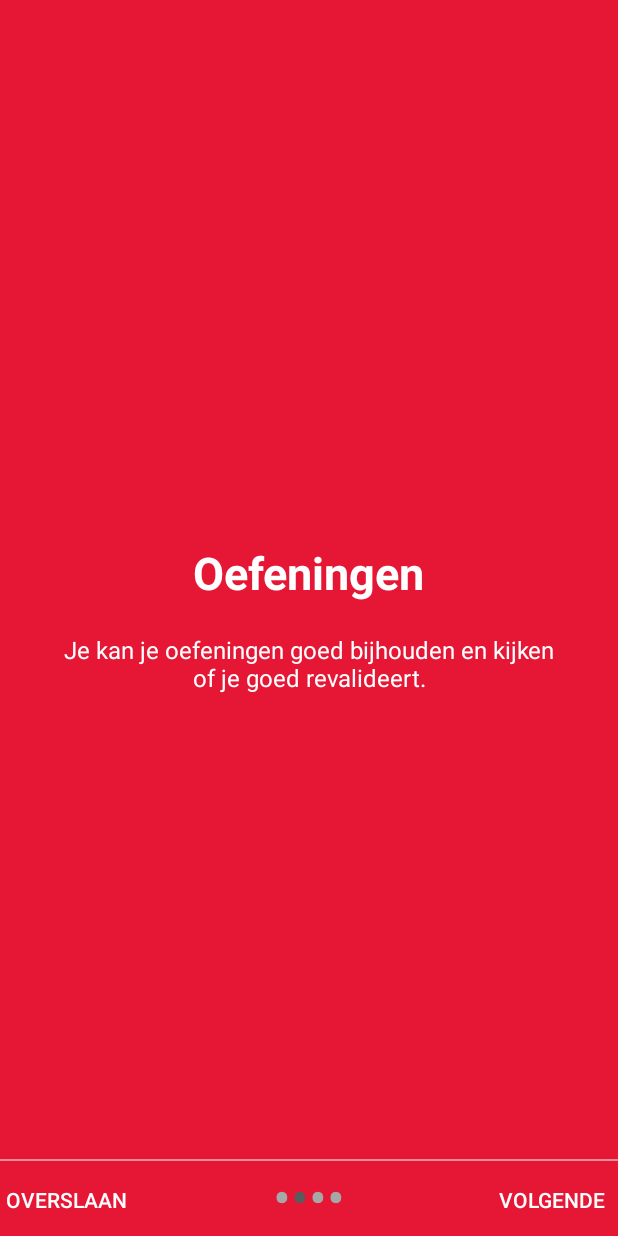
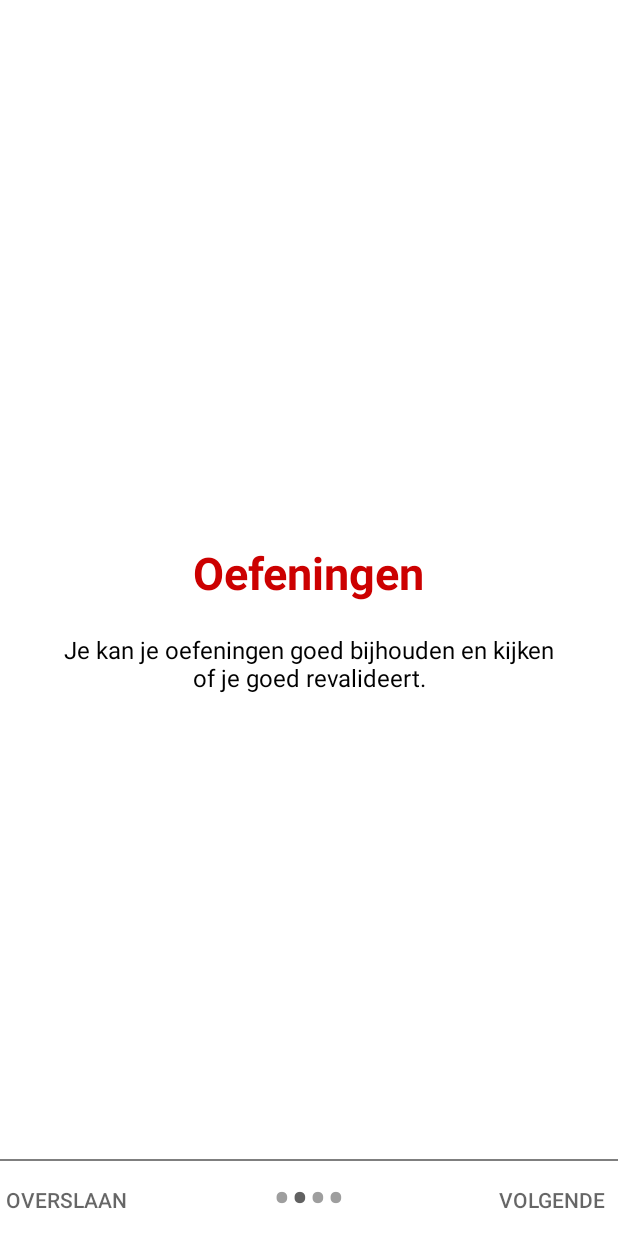
Before and after one commit to s1086439/IPMEDT4_H, an Android app: the screen it shows after launch (WelcomeActivity), after a tap on "VOLGENDE", on a phone screen of 412 x 824 dp. Run offline under Robolectric (Android 15) with nearby library versions, the phone set to English and light mode, and no system bars.

Commit message:
Slides bijgewerkt en de kleuren goed gemaakt

```diff
--- a/app/src/main/AndroidManifest.xml
+++ b/app/src/main/AndroidManifest.xml
@@ -22,6 +22,5 @@
             android:label="Oefeningen"
             android:theme="@style/IPMEDT4.NoActionBar"></activity>
     </application>
-    <uses-permission android:name="android.permission.VIBRATE"/>
 
 </manifest>
--- a/app/src/main/java/com/example/ipmedt41617/ipmedt4_h/WelcomeActivity.java
+++ b/app/src/main/java/com/example/ipmedt41617/ipmedt4_h/WelcomeActivity.java
@@ -5,7 +5,6 @@ import android.content.Intent;
 import android.graphics.Color;
 import android.os.Build;
 import android.os.Bundle;
-import android.os.Vibrator;
 import android.support.v4.view.PagerAdapter;
 import android.support.v4.view.ViewPager;
 import android.support.v7.app.AppCompatActivity;
@@ -40,10 +39,6 @@ public class WelcomeActivity extends AppCompatActivity {
             finish();
         }
 
-        // Making notification bar transparent
-        if (Build.VERSION.SDK_INT >= 21) {
-            getWindow().getDecorView().setSystemUiVisibility(View.SYSTEM_UI_FLAG_LAYOUT_STABLE | View.SYSTEM_UI_FLAG_LAYOUT_FULLSCREEN);
-        }
 
         setContentView(R.layout.activity_welcome);
 
@@ -64,8 +59,6 @@ public class WelcomeActivity extends AppCompatActivity {
         // adding bottom dots
         addBottomDots(0);
 
-        // making notification bar transparent
-        changeStatusBarColor();
 
         myViewPagerAdapter = new MyViewPagerAdapter();
         viewPager.setAdapter(myViewPagerAdapter);
@@ -129,9 +122,7 @@ public class WelcomeActivity extends AppCompatActivity {
         @Override
         public void onPageSelected(int position) {
             addBottomDots(position);
-            Vibrator v = (Vibrator) getSystemService(Context.VIBRATOR_SERVICE);
 
-            v.vibrate(400);
             // changing the next button text 'NEXT' / 'GOT IT'
             if (position == layouts.length - 1) {
                 // last page. make button text to GOT IT
@@ -156,16 +147,6 @@ public class WelcomeActivity extends AppCompatActivity {
         }
     };
 
-    /**
-     * Making notification bar transparent
-     */
-    private void changeStatusBarColor() {
-        if (Build.VERSION.SDK_INT >= Build.VERSION_CODES.LOLLIPOP) {
-            Window window = getWindow();
-            window.addFlags(WindowManager.LayoutParams.FLAG_DRAWS_SYSTEM_BAR_BACKGROUNDS);
-            window.setStatusBarColor(Color.WHITE);
-        }
-    }
 
     /**
      * View pager adapter
--- a/app/src/main/res/layout/activity_welcome.xml
+++ b/app/src/main/res/layout/activity_welcome.xml
@@ -1,7 +1,5 @@
 <?xml version="1.0" encoding="utf-8"?>
 <RelativeLayout xmlns:android="http://schemas.android.com/apk/res/android"
-    xmlns:app="http://schemas.android.com/apk/res-auto"
-    xmlns:tools="http://schemas.android.com/tools"
     android:layout_width="match_parent"
     android:layout_height="match_parent">
 
@@ -25,7 +23,7 @@
         android:layout_height="1dp"
         android:alpha=".5"
         android:layout_above="@id/layoutDots"
-        android:background="@android:color/white" />
+        android:background="@android:color/black" />
 
 
     <Button
@@ -34,9 +32,10 @@
         android:layout_height="wrap_content"
         android:layout_alignParentBottom="true"
         android:layout_alignParentRight="true"
+        android:layout_alignParentEnd="true"
         android:background="@null"
         android:text="@string/next"
-        android:textColor="@android:color/white" />
+        android:textColor="?android:attr/textColorSecondary" />
 
     <Button
         android:id="@+id/btn_skip"
@@ -44,8 +43,9 @@
         android:layout_height="wrap_content"
         android:layout_alignParentBottom="true"
         android:layout_alignParentLeft="true"
+        android:layout_alignParentStart="true"
         android:background="@null"
         android:text="@string/skip"
-        android:textColor="@android:color/white" />
+        android:textColor="?android:attr/textColorSecondary" />
 
 </RelativeLayout>
--- a/app/src/main/res/layout/welcome_slide1.xml
+++ b/app/src/main/res/layout/welcome_slide1.xml
@@ -15,7 +15,7 @@
             android:layout_width="wrap_content"
             android:layout_height="wrap_content"
             android:text="@string/slide_1_title"
-            android:textColor="@android:color/white"
+            android:textColor="@android:color/holo_red_dark"
             android:textSize="@dimen/slide_title"
             android:textStyle="bold" />
 
@@ -27,7 +27,7 @@
             android:paddingRight="@dimen/desc_padding"
             android:text="@string/slide_1_desc"
             android:textAlignment="center"
-            android:textColor="@android:color/white"
+            android:textColor="@android:color/black"
             android:textSize="@dimen/slide_desc" />
 
     </LinearLayout>
--- a/app/src/main/res/layout/welcome_slide2.xml
+++ b/app/src/main/res/layout/welcome_slide2.xml
@@ -2,20 +2,21 @@
 <RelativeLayout xmlns:android="http://schemas.android.com/apk/res/android"
     android:layout_width="match_parent"
     android:layout_height="match_parent"
-    android:background="@color/bg_screen2">
+    android:background="@color/bg_screen1">
 
     <LinearLayout
         android:layout_width="wrap_content"
         android:layout_height="wrap_content"
         android:layout_centerInParent="true"
         android:gravity="center_horizontal"
-        android:orientation="vertical">
+        android:orientation="vertical"
+        android:background="@color/bg_screen2">
 
         <TextView
             android:layout_width="wrap_content"
             android:layout_height="wrap_content"
             android:text="@string/slide_2_title"
-            android:textColor="@android:color/white"
+            android:textColor="@android:color/holo_red_dark"
             android:textSize="@dimen/slide_title"
             android:textStyle="bold" />
 
@@ -27,7 +28,7 @@
             android:paddingRight="@dimen/desc_padding"
             android:text="@string/slide_2_desc"
             android:textAlignment="center"
-            android:textColor="@android:color/white"
+            android:textColor="@android:color/black"
             android:textSize="@dimen/slide_desc" />
 
     </LinearLayout>
--- a/app/src/main/res/layout/welcome_slide3.xml
+++ b/app/src/main/res/layout/welcome_slide3.xml
@@ -15,7 +15,7 @@
             android:layout_width="wrap_content"
             android:layout_height="wrap_content"
             android:text="@string/slide_3_title"
-            android:textColor="@android:color/white"
+            android:textColor="@android:color/holo_red_dark"
             android:textSize="@dimen/slide_title"
             android:textStyle="bold" />
 
@@ -27,7 +27,7 @@
             android:paddingRight="@dimen/desc_padding"
             android:text="@string/slide_3_desc"
             android:textAlignment="center"
-            android:textColor="@android:color/white"
+            android:textColor="@android:color/black"
             android:textSize="@dimen/slide_desc" />
 
     </LinearLayout>
--- a/app/src/main/res/layout/welcome_slide4.xml
+++ b/app/src/main/res/layout/welcome_slide4.xml
@@ -15,7 +15,7 @@
             android:layout_width="wrap_content"
             android:layout_height="wrap_content"
             android:text="@string/slide_4_title"
-            android:textColor="@android:color/white"
+            android:textColor="@android:color/holo_red_dark"
             android:textSize="@dimen/slide_title"
             android:textStyle="bold" />
 
@@ -27,7 +27,7 @@
             android:paddingRight="@dimen/desc_padding"
             android:text="@string/slide_4_desc"
             android:textAlignment="center"
-            android:textColor="@android:color/white"
+            android:textColor="@android:color/black"
             android:textSize="@dimen/slide_desc" />
 
     </LinearLayout>
--- a/app/src/main/res/values-v21/styles.xml
+++ b/app/src/main/res/values-v21/styles.xml
@@ -12,6 +12,12 @@
         <item name="colorAccent">@color/colorAccent</item>
         <item name="windowActionBar">false</item>
         <item name="windowNoTitle">true</item>
-        <item name="android:statusBarColor">?attr/colorControlNormal</item>
+        <item name="android:statusBarColor">?android:attr/colorButtonNormal</item>
+    </style>
+
+    <style name="IPMEDT4.NoActionBar">
+        <item name="windowActionBar">false</item>
+        <item name="windowNoTitle">true</item>
+        <item name="android:statusBarColor">?attr/colorControlActivated</item>
     </style>
 </resources>
--- a/app/src/main/res/values/colors.xml
+++ b/app/src/main/res/values/colors.xml
@@ -1,26 +1,26 @@
 <?xml version="1.0" encoding="utf-8"?>
 <resources>
-    <color name="colorPrimary">#e61635</color>
-    <color name="colorPrimaryDark">#e61635</color>
-    <color name="colorAccent">#dc0004</color>
+    <color name="colorPrimary">#E53935</color>
+    <color name="colorPrimaryDark">#F44336</color>
+    <color name="colorAccent">#D32F2F</color>
 
     <!-- Screens background color-->
-    <color name="bg_screen1">#00991E</color>
-    <color name="bg_screen2">#e61635</color>
-    <color name="bg_screen3">#00991E</color>
-    <color name="bg_screen4">#e61635</color>
+    <color name="bg_screen1">#fff</color>
+    <color name="bg_screen2">#fff</color>
+    <color name="bg_screen3">#fff</color>
+    <color name="bg_screen4">#fff</color>
 
     <!-- dots inactive colors -->
-    <color name="dot_dark_screen1">#A6A8A8</color>
-    <color name="dot_dark_screen2">#A6A8A8</color>
-    <color name="dot_dark_screen3">#A6A8A8</color>
-    <color name="dot_dark_screen4">#A6A8A8</color>
+    <color name="dot_dark_screen1">#9E9E9E</color>
+    <color name="dot_dark_screen2">#9E9E9E</color>
+    <color name="dot_dark_screen3">#9E9E9E</color>
+    <color name="dot_dark_screen4">#9E9E9E</color>
 
     <!-- dots active colors -->
-    <color name="dot_light_screen1">#5A5B5C</color>
-    <color name="dot_light_screen2">#5A5B5C</color>
-    <color name="dot_light_screen3">#5A5B5C</color>
-    <color name="dot_light_screen4">#5A5B5C</color>
+    <color name="dot_light_screen1">#616161</color>
+    <color name="dot_light_screen2">#616161</color>
+    <color name="dot_light_screen3">#616161</color>
+    <color name="dot_light_screen4">#616161</color>
 
     <array name="array_dot_active">
         <item>@color/dot_light_screen1</item>
--- a/app/src/main/res/values/dimens.xml
+++ b/app/src/main/res/values/dimens.xml
@@ -2,12 +2,12 @@
     <!-- Default screen margins, per the Android Design guidelines. -->
     <dimen name="activity_horizontal_margin">16dp</dimen>
     <dimen name="activity_vertical_margin">16dp</dimen>
-    <dimen name="fab_margin">16dp</dimen>
-    <dimen name="dots_height">30dp</dimen>
-    <dimen name="dots_margin_bottom">20dp</dimen>
-    <dimen name="img_width_height">120dp</dimen>
-    <dimen name="slide_title">30dp</dimen>
-    <dimen name="slide_desc">16dp</dimen>
-    <dimen name="desc_padding">40dp</dimen>
-    <dimen name="appbar_padding_top">8dp</dimen>
+    <dimen name="fab_margin">16sp</dimen>
+    <dimen name="dots_height">30sp</dimen>
+    <dimen name="dots_margin_bottom">20sp</dimen>
+    <dimen name="img_width_height">120sp</dimen>
+    <dimen name="slide_title">30sp</dimen>
+    <dimen name="slide_desc">16sp</dimen>
+    <dimen name="desc_padding">40sp</dimen>
+    <dimen name="appbar_padding_top">8sp</dimen>
 </resources>
--- a/app/src/main/res/values/styles.xml
+++ b/app/src/main/res/values/styles.xml
@@ -8,6 +8,7 @@
         <item name="colorAccent">@color/colorAccent</item>
         <item name="windowActionBar">false</item>
         <item name="windowNoTitle">true</item>
+
     </style>
 
     <style name="IPMEDT4" parent="AppTheme" />
```
